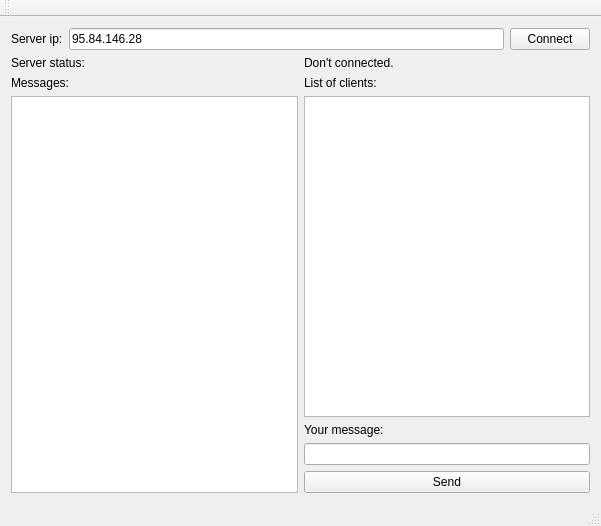
The window that mainwindow.ui (TokiSeven/university_course2_networks_lab_3_tcpChat_client) describes before a commit, drawn with Qt 5.
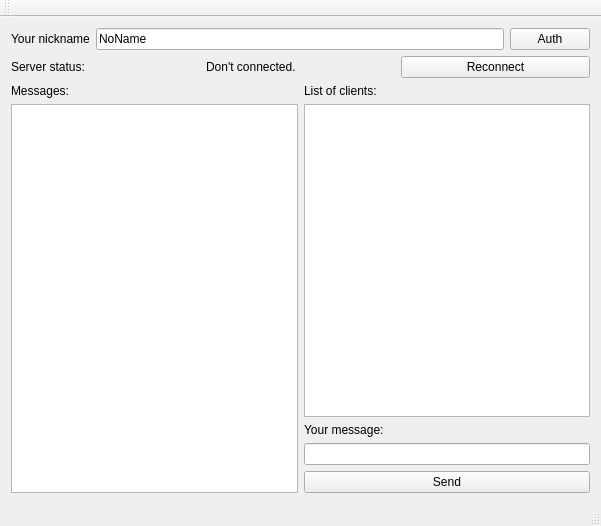
The same window after the commit.

Commit message: Create an authorization Created auth to server; created autoconnect to server; modified some widgets in GUI

```diff
--- a/mainwindow.ui
+++ b/mainwindow.ui
@@ -22,21 +22,21 @@
         <item>
          <widget class="QLabel" name="label_info_server_ip">
           <property name="text">
-           <string>Server ip:</string>
+           <string>Your nickname</string>
           </property>
          </widget>
         </item>
         <item>
          <widget class="QLineEdit" name="line_server_ip">
           <property name="text">
-           <string>95.84.146.28</string>
+           <string>NoName</string>
           </property>
          </widget>
         </item>
         <item>
          <widget class="QPushButton" name="button_connect">
           <property name="text">
-           <string>Connect</string>
+           <string>Auth</string>
           </property>
          </widget>
         </item>
@@ -58,6 +58,13 @@
           </property>
          </widget>
         </item>
+        <item>
+         <widget class="QPushButton" name="button_reconnect">
+          <property name="text">
+           <string>Reconnect</string>
+          </property>
+         </widget>
+        </item>
        </layout>
       </item>
       <item>
@@ -85,6 +92,9 @@
         </item>
         <item>
          <layout class="QVBoxLayout" name="verticalLayout_3">
+          <property name="sizeConstraint">
+           <enum>QLayout::SetDefaultConstraint</enum>
+          </property>
           <item>
            <widget class="QLabel" name="label_info_client_list">
             <property name="maximumSize">
```
Left out of the diff: 9 changed lines with no effect on the pictures. The commit also changes 4 other files.
